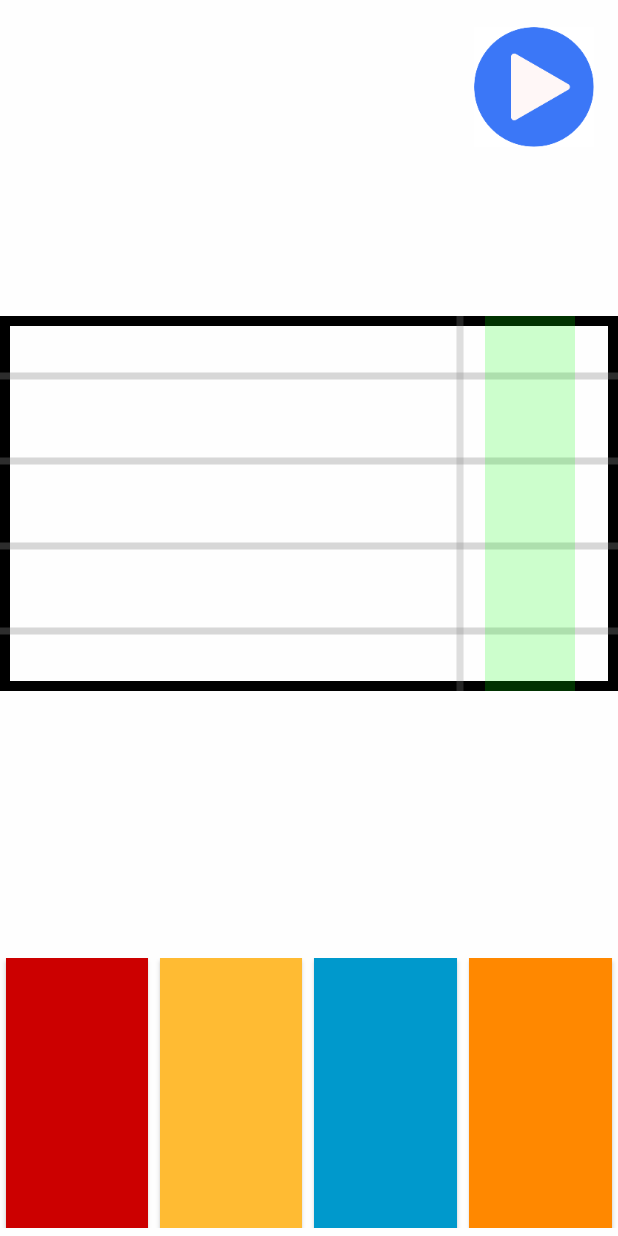
After one commit to Piotrek199612/PANNUM, an Android app: the layout arcade_fragment.xml on its own in the app's theme, with its tools: preview values and no code run, on a phone screen of 412 x 824 dp. The commit adds this screen. Run offline under Robolectric (Android 15) with nearby library versions, the phone set to English and light mode, and no system bars; network calls fail.

Commit message:
Arcade mode added

```diff
--- a/app/src/main/java/com/example/student/myapplication/NotesView.kt
+++ b/app/src/main/java/com/example/student/myapplication/NotesView.kt
@@ -24,10 +24,13 @@ class NotesView(context: Context, attrs: AttributeSet) : View(context, attrs) {
     private val markPaint = Paint()
     private val tactPaint = Paint()
     private val textPaint = Paint()
+    private val correctPaint = Paint()
+    private val wrongPaint = Paint()
     private val tactNumberPaint = Paint()
 
     private lateinit var notes: ArrayList<List<Int>>
     private lateinit var tacts: Array<Int>
+    private var backgrounds: Array<Boolean>? = null
 
     var clickAction: (event: MotionEvent) -> Unit = {}
 
@@ -36,8 +39,10 @@ class NotesView(context: Context, attrs: AttributeSet) : View(context, attrs) {
     val start = 500//((parent as HorizontalScrollView).width *0.3 ).toInt()
 
     init {
-        val typedArray = context.theme.obtainStyledAttributes(attrs, R.styleable.NotesView,
-            0, 0)
+        val typedArray = context.theme.obtainStyledAttributes(
+            attrs, R.styleable.NotesView,
+            0, 0
+        )
         markPosition = typedArray.getInt(R.styleable.NotesView_markPosition, 0)
         borderColor = typedArray.getInt(R.styleable.NotesView_borderColor, Color.BLACK)
         borderThickness = typedArray.getFloat(R.styleable.NotesView_borderThickness, 0f)
@@ -58,8 +63,7 @@ class NotesView(context: Context, attrs: AttributeSet) : View(context, attrs) {
         }
     }
 
-    fun setMarkPosition(value:Int)
-    {
+    fun setMarkPosition(value: Int) {
         val horizontalScroll = parent as HorizontalScrollView
         if (markPosition != value) {
             horizontalScroll.scrollX = value
@@ -69,15 +73,25 @@ class NotesView(context: Context, attrs: AttributeSet) : View(context, attrs) {
         }
     }
 
-    fun getMarkPosition() : Int{
+    fun getMarkPosition(): Int {
         return markPosition
     }
 
-    fun setBorderColor(value:Int) { borderColor = value }
-    fun getBorderColor(): Int { return borderColor }
+    fun setBorderColor(value: Int) {
+        borderColor = value
+    }
 
-    fun setBorderThickness(value:Float) { borderThickness = value }
-    fun getBorderThickness(): Float { return borderThickness }
+    fun getBorderColor(): Int {
+        return borderColor
+    }
+
+    fun setBorderThickness(value: Float) {
+        borderThickness = value
+    }
+
+    fun getBorderThickness(): Float {
+        return borderThickness
+    }
 
     override fun onDraw(canvas: Canvas) {
         super.onDraw(canvas)
@@ -89,37 +103,85 @@ class NotesView(context: Context, attrs: AttributeSet) : View(context, attrs) {
 
         val spaceBetweenLines = (height - (paddingTop + paddingBottom)) / 3.0f
 
-        for (i in 0..3){
-            canvas.drawLine(0f, paddingTop + i*spaceBetweenLines, width.toFloat(), paddingTop + i*spaceBetweenLines, linePaint)
+        for (i in 0..3) {
+            canvas.drawLine(
+                0f,
+                paddingTop + i * spaceBetweenLines,
+                width.toFloat(),
+                paddingTop + i * spaceBetweenLines,
+                linePaint
+            )
         }
 
-        drawNotes(canvas, paddingTop+ 20, spaceBetweenLines )
+        if (backgrounds != null) {
+            drawBackgrounds(canvas, paddingTop + 20, spaceBetweenLines)
+        }
 
+        drawNotes(canvas, paddingTop + 20, spaceBetweenLines)
 
         tacts.forEach {
-            canvas.drawLine((it * space + start) - 40, 0f ,(it * space + start) - 40, height.toFloat(), tactPaint)
+            canvas.drawLine(
+                (it * space + start) - 40,
+                0f,
+                (it * space + start) - 40,
+                height.toFloat(),
+                tactPaint
+            )
         }
 
-        canvas.drawLine((markPosition + start).toFloat() + 30, 0f ,(markPosition + start).toFloat()+ 30, height.toFloat(), markPaint)
+        canvas.drawLine(
+            (markPosition + start).toFloat() + 30,
+            0f,
+            (markPosition + start).toFloat() + 30,
+            height.toFloat(),
+            markPaint
+        )
     }
 
-    private fun drawNotes(canvas: Canvas, marginTop:Int, spaceBetween: Float) {
+    private fun drawNotes(canvas: Canvas, marginTop: Int, spaceBetween: Float) {
         notes.forEach { note ->
             val string = note[0]
             val fret = note[1]
             val time = note[2]
-            canvas.drawText(fret.toString(), (time * space + start), string*spaceBetween + marginTop, textPaint)
+            canvas.drawText(
+                fret.toString(),
+                (time * space + start),
+                string * spaceBetween + marginTop,
+                textPaint
+            )
+        }
+    }
+
+    private fun drawBackgrounds(canvas: Canvas, marginTop: Int, spaceBetween: Float) {
+        if (backgrounds != null) {
+            notes.forEachIndexed{ i, note ->
+                val string = note[0]
+                val time = note[2]
+                val distVertical = 80
+                val distHorizontal = 30
+                if (backgrounds!![i]) {
+                    canvas.drawRect(
+                        (time * space + start) - distHorizontal + 20,
+                        string * spaceBetween + marginTop - distVertical,
+                        (time * space + start) + distHorizontal + 20,
+                        string * spaceBetween + marginTop + distVertical,
+                        correctPaint)
+                }
+            }
         }
     }
 
     override fun onMeasure(widthMeasureSpec: Int, heightMeasureSpec: Int) {
         super.onMeasure(widthMeasureSpec, heightMeasureSpec)
         val displayMetrics = context.resources.displayMetrics
-        setMeasuredDimension((start + totalLength + (displayMetrics.widthPixels - start)), layoutParams.height)
+        setMeasuredDimension(
+            (start + totalLength + (displayMetrics.widthPixels - start)),
+            layoutParams.height
+        )
     }
 
 
-    fun setNotes(notes: ArrayList<List<Int>>){
+    fun setNotes(notes: ArrayList<List<Int>>) {
         this.notes = notes
     }
 
@@ -127,12 +189,15 @@ class NotesView(context: Context, attrs: AttributeSet) : View(context, attrs) {
         this.tacts = tacts
     }
 
-    fun setLength(millis: Int){
-        totalLength = (millis*space).toInt()
+    fun setBackgrounds(backgrounds: Array<Boolean>) {
+        this.backgrounds = backgrounds
     }
 
-    private fun initPaints()
-    {
+    fun setLength(millis: Int) {
+        totalLength = (millis * space).toInt()
+    }
+
+    private fun initPaints() {
         paint.color = borderColor
         paint.style = Paint.Style.STROKE
         paint.strokeWidth = borderThickness
@@ -156,6 +221,12 @@ class NotesView(context: Context, attrs: AttributeSet) : View(context, attrs) {
         textPaint.color = Color.BLACK
         textPaint.style = Paint.Style.FILL
         textPaint.textSize = 60f
+
+        correctPaint.color = Color.GREEN
+        correctPaint.style = Paint.Style.FILL
+
+        wrongPaint.color = Color.RED
+        wrongPaint.style = Paint.Style.FILL
     }
 
 }
--- /dev/null
+++ b/app/src/main/res/layout-land/arcade_fragment.xml
@@ -0,0 +1,121 @@
+<?xml version="1.0" encoding="utf-8"?>
+<androidx.constraintlayout.widget.ConstraintLayout xmlns:android="http://schemas.android.com/apk/res/android"
+    xmlns:app="http://schemas.android.com/apk/res-auto"
+    xmlns:tools="http://schemas.android.com/tools"
+    android:layout_width="match_parent"
+    android:layout_height="match_parent"
+    android:background="#C3FFFFFF"
+    android:keepScreenOn="true">
+
+    <HorizontalScrollView
+        android:id="@+id/horizontalScroll"
+        android:layout_width="match_parent"
+        android:layout_height="wrap_content"
+        android:paddingTop="10dp"
+        android:paddingBottom="30dp"
+        android:scrollbars="none"
+        app:layout_constraintBottom_toBottomOf="parent"
+        app:layout_constraintTop_toTopOf="parent"
+        app:layout_constraintVertical_bias="0"
+        tools:layout_editor_absoluteX="0dp">
+
+        <com.example.student.myapplication.NotesView
+            android:id="@+id/notesView"
+            android:layout_width="wrap_content"
+            android:layout_height="140dp"
+            android:paddingTop="30dp"
+            android:paddingBottom="30dp"
+            app:borderColor="#000000"
+            app:borderThickness="20"
+            app:markPosition="0" />
+    </HorizontalScrollView>
+
+    <TextView
+        android:id="@+id/titleText"
+        android:layout_width="wrap_content"
+        android:layout_height="wrap_content"
+        android:textColor="@android:color/black"
+        android:textSize="30sp"
+        android:visibility="invisible"
+        app:layout_constraintBottom_toTopOf="@+id/horizontalScroll"
+        app:layout_constraintEnd_toEndOf="parent"
+        app:layout_constraintHorizontal_bias="0.309"
+        app:layout_constraintStart_toStartOf="parent"
+        app:layout_constraintTop_toTopOf="parent"
+        app:layout_constraintVertical_bias="0.215" />
+
+    <TextView
+        android:id="@+id/artistText"
+        android:layout_width="wrap_content"
+        android:layout_height="wrap_content"
+        android:textColor="@android:color/darker_gray"
+        android:textSize="24sp"
+        android:visibility="invisible"
+        app:layout_constraintBottom_toTopOf="@+id/horizontalScroll"
+        app:layout_constraintEnd_toEndOf="parent"
+        app:layout_constraintHorizontal_bias="0.309"
+        app:layout_constraintStart_toStartOf="parent"
+        app:layout_constraintTop_toBottomOf="@+id/titleText"
+        app:layout_constraintVertical_bias="0.215" />
+
+    <ImageButton
+        android:id="@+id/playPauseButton"
+        android:layout_width="80dp"
+        android:layout_height="80dp"
+        android:adjustViewBounds="false"
+        android:background="@color/ic_play_background"
+        android:scaleType="fitEnd"
+        app:layout_constraintBottom_toBottomOf="parent"
+        app:layout_constraintEnd_toEndOf="parent"
+        app:layout_constraintHorizontal_bias="0.975"
+        app:layout_constraintStart_toStartOf="parent"
+        app:layout_constraintTop_toTopOf="parent"
+        app:layout_constraintVertical_bias="0.951"
+        app:srcCompat="@mipmap/ic_play_foreground" />
+
+    <LinearLayout
+        android:layout_width="600dp"
+        android:layout_height="wrap_content"
+        android:layout_marginBottom="5dp"
+        android:orientation="horizontal"
+        app:layout_constraintBottom_toBottomOf="parent">
+
+        <Button
+            android:id="@+id/stringRed"
+            android:layout_width="wrap_content"
+            android:layout_height="100dp"
+            android:layout_marginLeft="4dp"
+            android:layout_marginRight="4dp"
+            android:layout_weight="1"
+            android:background="@android:color/holo_red_dark" />
+
+        <Button
+            android:id="@+id/stringYellow"
+            android:layout_width="wrap_content"
+            android:layout_height="100dp"
+            android:layout_marginLeft="4dp"
+            android:layout_marginRight="4dp"
+            android:layout_weight="1"
+            android:background="@android:color/holo_orange_light" />
+
+        <Button
+            android:id="@+id/stringBlue"
+            android:layout_width="wrap_content"
+            android:layout_height="100dp"
+            android:layout_marginLeft="4dp"
+            android:layout_marginRight="4dp"
+            android:layout_weight="1"
+            android:background="@android:color/holo_blue_dark" />
+
+        <Button
+            android:id="@+id/stringOrange"
+            android:layout_width="wrap_content"
+            android:layout_height="100dp"
+            android:layout_marginLeft="4dp"
+            android:layout_marginRight="4dp"
+            android:layout_weight="1"
+            android:background="@android:color/holo_orange_dark" />
+    </LinearLayout>
+
+
+</androidx.constraintlayout.widget.ConstraintLayout>
--- /dev/null
+++ b/app/src/main/res/layout/arcade_fragment.xml
@@ -0,0 +1,119 @@
+<?xml version="1.0" encoding="utf-8"?>
+<androidx.constraintlayout.widget.ConstraintLayout xmlns:android="http://schemas.android.com/apk/res/android"
+    xmlns:app="http://schemas.android.com/apk/res-auto"
+    xmlns:tools="http://schemas.android.com/tools"
+    android:layout_width="match_parent"
+    android:layout_height="match_parent"
+    android:background="#C3FFFFFF"
+    android:keepScreenOn="true">
+
+    <HorizontalScrollView
+        android:id="@+id/horizontalScroll"
+        android:layout_width="match_parent"
+        android:layout_height="wrap_content"
+        android:paddingTop="30dp"
+        android:paddingBottom="30dp"
+        android:scrollbars="none"
+        app:layout_constraintBottom_toBottomOf="parent"
+        app:layout_constraintTop_toTopOf="parent"
+        app:layout_constraintVertical_bias="0.351"
+        tools:layout_editor_absoluteX="0dp">
+
+        <com.example.student.myapplication.NotesView
+            android:id="@+id/notesView"
+            android:layout_width="wrap_content"
+            android:layout_height="250dp"
+            android:paddingTop="40dp"
+            android:paddingBottom="40dp"
+            app:borderColor="#000000"
+            app:borderThickness="20"
+            app:markPosition="0" />
+    </HorizontalScrollView>
+
+    <TextView
+        android:id="@+id/titleText"
+        android:layout_width="wrap_content"
+        android:layout_height="wrap_content"
+        android:textColor="@android:color/black"
+        android:textSize="30sp"
+        app:layout_constraintBottom_toTopOf="@+id/horizontalScroll"
+        app:layout_constraintEnd_toEndOf="parent"
+        app:layout_constraintHorizontal_bias="0.309"
+        app:layout_constraintStart_toStartOf="parent"
+        app:layout_constraintTop_toTopOf="parent"
+        app:layout_constraintVertical_bias="0.215" />
+
+    <TextView
+        android:id="@+id/artistText"
+        android:layout_width="wrap_content"
+        android:layout_height="wrap_content"
+        android:textColor="@android:color/darker_gray"
+        android:textSize="24sp"
+        app:layout_constraintBottom_toTopOf="@+id/horizontalScroll"
+        app:layout_constraintEnd_toEndOf="parent"
+        app:layout_constraintHorizontal_bias="0.309"
+        app:layout_constraintStart_toStartOf="parent"
+        app:layout_constraintTop_toBottomOf="@+id/titleText"
+        app:layout_constraintVertical_bias="0.215" />
+
+    <ImageButton
+        android:id="@+id/playPauseButton"
+        android:layout_width="80dp"
+        android:layout_height="80dp"
+        android:adjustViewBounds="false"
+        android:background="@color/ic_play_background"
+        android:scaleType="fitEnd"
+        app:layout_constraintBottom_toBottomOf="parent"
+        app:layout_constraintEnd_toEndOf="parent"
+        app:layout_constraintHorizontal_bias="0.951"
+        app:layout_constraintStart_toStartOf="parent"
+        app:layout_constraintTop_toTopOf="parent"
+        app:layout_constraintVertical_bias="0.024"
+        app:srcCompat="@mipmap/ic_play_foreground" />
+
+    <LinearLayout
+        android:layout_width="match_parent"
+        android:layout_height="wrap_content"
+        android:layout_marginBottom="5dp"
+        android:orientation="horizontal"
+        app:layout_constraintBottom_toBottomOf="parent">
+
+        <Button
+            android:id="@+id/stringRed"
+            android:layout_width="wrap_content"
+            android:layout_height="180dp"
+            android:layout_marginLeft="4dp"
+            android:layout_marginRight="4dp"
+            android:layout_weight="1"
+            android:background="@android:color/holo_red_dark" />
+
+        <Button
+            android:id="@+id/stringYellow"
+            android:layout_width="wrap_content"
+            android:layout_height="180dp"
+            android:layout_marginLeft="4dp"
+            android:layout_marginRight="4dp"
+            android:layout_weight="1"
+            android:background="@android:color/holo_orange_light" />
+
+        <Button
+            android:id="@+id/stringBlue"
+            android:layout_width="wrap_content"
+            android:layout_height="180dp"
+            android:layout_marginLeft="4dp"
+            android:layout_marginRight="4dp"
+            android:layout_weight="1"
+            android:background="@android:color/holo_blue_dark" />
+
+        <Button
+            android:id="@+id/stringOrange"
+            android:layout_width="wrap_content"
+            android:layout_height="180dp"
+            android:layout_marginLeft="4dp"
+            android:layout_marginRight="4dp"
+            android:layout_weight="1"
+            android:background="@android:color/holo_orange_dark" />
+    </LinearLayout>
+
+
+</androidx.constraintlayout.widget.ConstraintLayout>
--- /dev/null
+++ b/app/src/main/res/menu/played_song_menu.xml
@@ -0,0 +1,5 @@
+<?xml version="1.0" encoding="utf-8"?>
+<menu xmlns:android="http://schemas.android.com/apk/res/android">
+    <item android:id="@+id/arcade_menu_item"
+        android:title="@string/arcade_menu_item" />
+</menu>
```
Also changed, not shown: app/src/main/java/com/example/student/myapplication/ArcadeFragment.kt (added, +155 -0 lines), app/src/main/java/com/example/student/myapplication/PlayedSongFragment.kt (+17 -1 lines), app/src/main/java/com/example/student/myapplication/SongChooserFragment.kt (+1 -12 lines).
